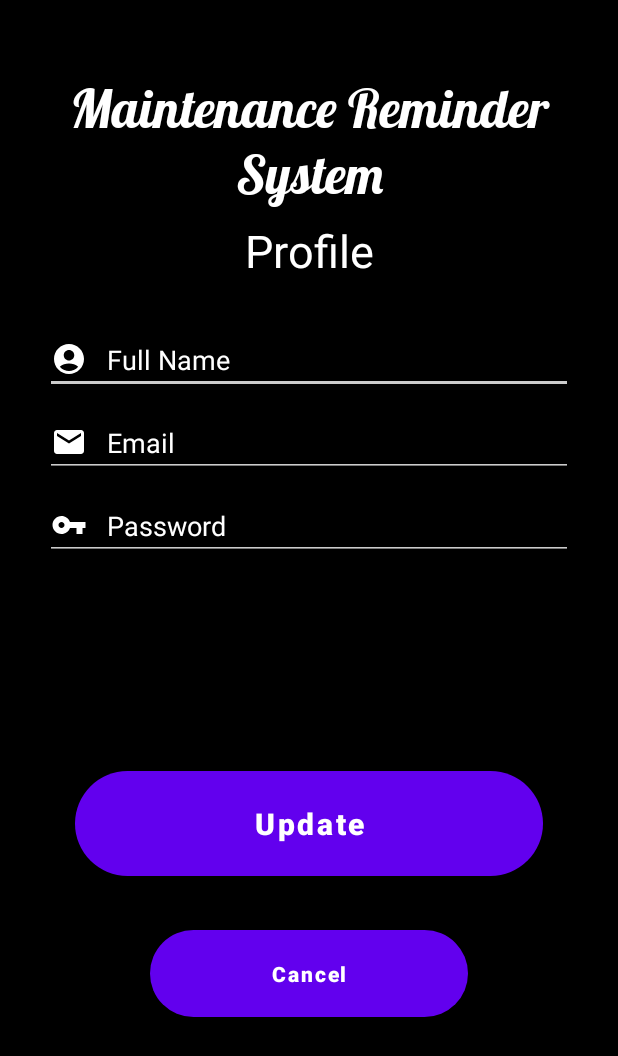
After one commit to B200179B/MaintenanceReminderSystem01, an Android app: the EditProfileActivity screen opened directly, with no data from a screen before it, on a phone screen of 412 x 824 dp. The commit adds this screen. Shown: the top 1056 px of the screen. Run offline under Robolectric (Android 15) with nearby library versions, the phone set to English and light mode, and no system bars.

Commit message:
profile+logout

```diff
--- a/app/src/main/AndroidManifest.xml
+++ b/app/src/main/AndroidManifest.xml
@@ -13,6 +13,9 @@
         android:supportsRtl="true"
         android:theme="@style/Theme.MaintenanceReminderSystem01"
         tools:targetApi="31">
+        <activity
+            android:name=".EditProfileActivity"
+            android:exported="false" />
         <activity
             android:name=".homePage"
             android:exported="false" />
--- /dev/null
+++ b/app/src/main/java/com/example/maintenanceremindersystem01/EditProfileActivity.java
@@ -0,0 +1,14 @@
+package com.example.maintenanceremindersystem01;
+
+import androidx.appcompat.app.AppCompatActivity;
+
+import android.os.Bundle;
+
+public class EditProfileActivity extends AppCompatActivity {
+
+    @Override
+    protected void onCreate(Bundle savedInstanceState) {
+        super.onCreate(savedInstanceState);
+        setContentView(R.layout.activity_edit_profile);
+    }
+}
--- /dev/null
+++ b/app/src/main/res/layout/activity_edit_profile.xml
@@ -0,0 +1,117 @@
+<?xml version="1.0" encoding="utf-8"?>
+<androidx.constraintlayout.widget.ConstraintLayout xmlns:android="http://schemas.android.com/apk/res/android"
+    xmlns:app="http://schemas.android.com/apk/res-auto"
+    xmlns:tools="http://schemas.android.com/tools"
+    android:layout_width="match_parent"
+    android:layout_height="match_parent"
+    android:background="@color/black"
+    tools:context=".EditProfileActivity">
+
+    <TextView
+        android:id="@+id/textView"
+        android:layout_width="match_parent"
+        android:layout_height="wrap_content"
+        android:fontFamily="@font/lobster"
+        android:text="@string/maintenance_reminder_system"
+        android:textAlignment="center"
+        android:textColor="@color/white"
+        android:textSize="35dp"
+        android:layout_marginTop="50dp"
+        app:layout_constraintEnd_toEndOf="parent"
+        app:layout_constraintStart_toStartOf="parent"
+        app:layout_constraintTop_toTopOf="parent" />
+
+    <TextView
+        android:id="@+id/profile"
+        android:layout_width="wrap_content"
+        android:layout_height="wrap_content"
+        android:layout_gravity="center_horizontal"
+        android:text="Profile"
+        android:textColor="@color/white"
+        android:textSize="30dp"
+        app:layout_constraintEnd_toEndOf="parent"
+        app:layout_constraintStart_toStartOf="parent"
+        app:layout_constraintTop_toBottomOf="@+id/textView" />
+
+    <EditText
+        android:id="@+id/updateName"
+        android:layout_width="match_parent"
+        android:layout_height="wrap_content"
+        android:layout_marginHorizontal="30dp"
+        android:backgroundTint="#CCCCCC"
+        android:layout_marginTop="30dp"
+        android:drawableLeft="@drawable/ic_baseline_account_circle_24"
+        android:drawablePadding="13dp"
+        android:hint="@string/full_name"
+        android:textColor="@color/white"
+        android:textColorHint="@color/white"
+        app:layout_constraintEnd_toEndOf="parent"
+        app:layout_constraintStart_toStartOf="parent"
+        app:layout_constraintTop_toBottomOf="@+id/profile" />
+
+    <EditText
+        android:id="@+id/updateEmail"
+        android:layout_width="match_parent"
+        android:layout_height="wrap_content"
+        android:layout_marginHorizontal="30dp"
+        android:backgroundTint="#CCCCCC"
+        android:drawableLeft="@drawable/ic_baseline_email_24"
+        android:drawablePadding="13dp"
+        android:layout_marginTop="10dp"
+        android:hint="Email"
+        android:textColor="@color/white"
+        android:textColorHint="@color/white"
+        app:layout_constraintEnd_toEndOf="parent"
+        app:layout_constraintStart_toStartOf="parent"
+        app:layout_constraintTop_toBottomOf="@+id/updateName" />
+
+    <EditText
+        android:id="@+id/updatePassword"
+        android:layout_width="match_parent"
+        android:layout_height="wrap_content"
+        android:layout_marginHorizontal="30dp"
+        android:backgroundTint="#CCCCCC"
+        android:drawableLeft="@drawable/ic_baseline_vpn_key_24"
+        android:drawablePadding="13dp"
+        android:layout_marginTop="10dp"
+        android:hint="Password"
+        android:textColor="@color/white"
+        android:textColorHint="@color/white"
+        app:layout_constraintEnd_toEndOf="parent"
+        app:layout_constraintStart_toStartOf="parent"
+        app:layout_constraintTop_toBottomOf="@+id/updateEmail" />
+
+    <Button
+        android:id="@+id/updateButton"
+        android:layout_width="match_parent"
+        android:layout_height="wrap_content"
+        android:layout_marginHorizontal="50dp"
+        android:background="@drawable/btn_bg_design"
+        android:padding="15dp"
+        android:layout_marginBottom="100dp"
+        android:text="Update"
+        android:textAllCaps="false"
+        android:textStyle="bold"
+        android:textSize="20dp"
+        app:layout_constraintBottom_toBottomOf="parent"
+        app:layout_constraintEnd_toEndOf="parent"
+        app:layout_constraintStart_toStartOf="parent"
+        app:layout_constraintTop_toBottomOf="@+id/updatePassword" />
+
+    <Button
+        android:id="@+id/cancelUpdate"
+        android:layout_width="match_parent"
+        android:layout_height="wrap_content"
+        android:layout_marginHorizontal="100dp"
+        android:background="@drawable/btn_bg_design"
+        android:padding="13dp"
+        android:text="Cancel"
+        android:layout_marginTop="100dp"
+        android:textAllCaps="false"
+        android:textStyle="bold"
+        app:layout_constraintBottom_toBottomOf="parent"
+        app:layout_constraintEnd_toEndOf="parent"
+        app:layout_constraintStart_toStartOf="parent"
+        app:layout_constraintTop_toBottomOf="@+id/updatePassword" />
+
+</androidx.constraintlayout.widget.ConstraintLayout>
```
Also changed, not shown: app/src/main/java/com/example/maintenanceremindersystem01/ProfileFragment.java (+49 -1 lines), app/src/main/java/com/example/maintenanceremindersystem01/User.java (+15 -0 lines), app/src/main/res/layout/fragment_profile.xml (+69 -9 lines).
